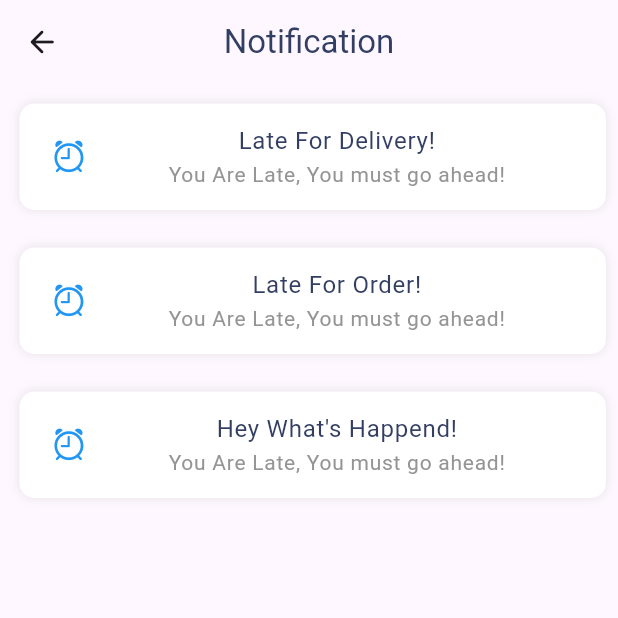
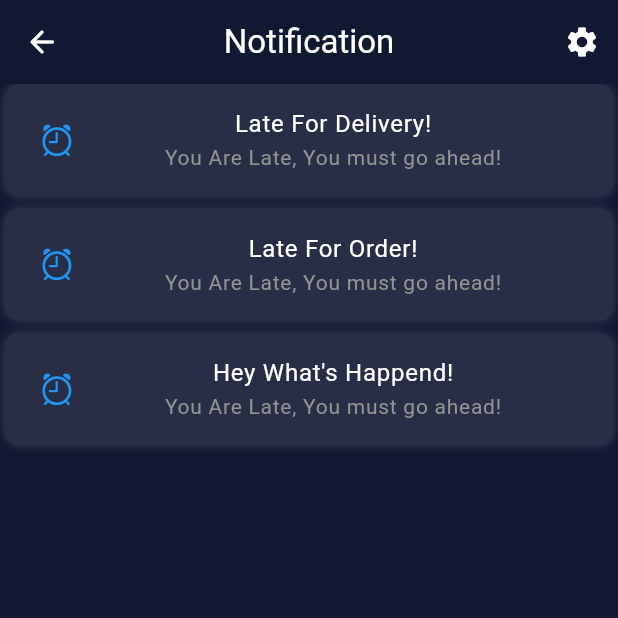
Before and after one commit to Abd307i/swift-clean, a Flutter app: the NotificationsMenu screen opened directly, on a phone screen of 412 x 824 dp, the top half of it. Run offline on Flutter 3.47's test engine with Material 3 defaults, Android fonts, the phone set to English and light mode, and no system bars; missing offline and left inert: dart:ffi.

Commit message:
This commit is for adding these screens to application: - No Notification Screen - Notification Settings "Not Completed, just UI" - Order History - Help Center

```diff
--- a/lib/main.dart
+++ b/lib/main.dart
@@ -1,8 +1,9 @@
 
 import 'package:flutter/material.dart';
 import 'package:testing/core/constants/appTheme.dart';
-import 'package:testing/presentation/screens/NotificationsMenu.dart';
-import 'package:testing/presentation/screens/profile_menu_screen.dart';
+import 'package:testing/presentation/screens/NotificationSettingsScreen.dart';
+import 'package:testing/presentation/screens/NotificationsScreen.dart';
+import 'package:testing/presentation/screens/ProfileMenuScreen.dart';
 
 void main() {
   appTheme().theme = "Dark";
--- a/lib/presentation/screens/NotificationsMenu.dart
+++ /dev/null
@@ -1,53 +0,0 @@
-import 'package:flutter/material.dart';
-import 'package:testing/core/constants/appTheme.dart';
-import 'package:testing/NotificationModel.dart';
-import 'package:testing/core/constants/PickColorHelper.dart';
-import 'package:testing/presentation/widgets/BuildNotificationWidget.dart';
-
-class NotificationsMenu extends StatelessWidget {
-  NotificationsMenu({super.key});
-
-  final List<NotificationModel> notifications = [];
-  void _getNotifications(){
-    notifications.addAll(NotificationModel.getNotification());
-  }
-
-  @override
-  Widget build(BuildContext context) {
-    appTheme().theme = 'Light';
-    _getNotifications();
-    return Scaffold(
-      appBar: AppBar(
-        title: Text('Notification',
-        style: TextStyle(color: ColorPickerHelper.colorHelper('mainTextColor'))),
-        centerTitle: true,
-        leading: IconButton(
-          icon: Icon(Icons.arrow_back_rounded),
-          onPressed:() {
-          Navigator.pop(context);
-        },),
-      ),
-      body: Column(
-        mainAxisAlignment: MainAxisAlignment.spaceEvenly,
-        crossAxisAlignment: CrossAxisAlignment.center,
-        children: <Widget>[
-              Expanded(
-                child: ListView.separated(
-                    padding: EdgeInsets.all(8),
-                    itemBuilder: (context, index) {
-                      return buildNotificationWidget(notifications[index].icon,
-                          notifications[index].title,
-                          notifications[index].descirption,
-                          ColorPickerHelper.colorHelper('fieldBackgroundColor'),
-                          ColorPickerHelper.colorHelper('mainTextColor'),
-                          ColorPickerHelper.colorHelper('secondaryTextColor'));
-                    },
-                    separatorBuilder: (context, index) => SizedBox(height: 15),
-                    itemCount: notifications.length
-                ),
-              )
-        ],
-      ),
-    );
-  }
-}
--- /dev/null
+++ b/lib/presentation/screens/NotificationsScreen.dart
@@ -0,0 +1,101 @@
+import 'package:flutter/material.dart';
+import 'package:testing/NotificationModel.dart';
+import 'package:testing/core/constants/PickColorHelper.dart';
+import 'package:testing/presentation/widgets/BuildNotificationWidget.dart';
+
+import 'NotificationSettingsScreen.dart';
+
+class NotificationsMenu extends StatelessWidget {
+  NotificationsMenu({super.key});
+
+  final List<NotificationModel> notifications = [];
+  void _getNotifications(){
+    notifications.addAll(NotificationModel.getNotification());
+  }
+
+  @override
+  Widget build(BuildContext context) {
+    //appTheme().theme = 'Light';
+    _getNotifications();
+    if(notifications.isEmpty){
+      return Scaffold(
+        appBar: AppBar(
+          title: Text('Notification',
+              style: TextStyle(color: ColorPickerHelper.colorHelper('mainTextColor'))),
+          centerTitle: true,
+          leading: IconButton(
+            icon: Icon(Icons.arrow_back_rounded, color: ColorPickerHelper.colorHelper('mainTextColor')),
+            onPressed:() {
+              Navigator.pop(context);
+            },),
+          actions: [
+            IconButton(onPressed:() {
+              Navigator.push(
+                  context,
+                  MaterialPageRoute(builder: (context) => Notificationsettings()
+                  )
+              );
+            },icon: Icon(Icons.settings,color: ColorPickerHelper.colorHelper('mainTextColor'),))
+          ],
+          backgroundColor: ColorPickerHelper.colorHelper('backgroundColor'),
+        ),
+        body: Center(
+          child:Column(
+              mainAxisAlignment: MainAxisAlignment.start,
+              children:[
+                SizedBox(height: 150.0),
+                Image.asset('assets/NoNotificationImage.png'),
+                SizedBox(height: 20.0),
+                Text('No Notification Here!',
+                style: TextStyle(color: ColorPickerHelper.colorHelper('secondaryTextColor'),
+                fontSize: 22.0),)
+          ],
+          )
+        ),
+          backgroundColor: ColorPickerHelper.colorHelper('backgroundColor')
+      );
+    }
+    return Scaffold(
+      appBar: AppBar(
+        backgroundColor: ColorPickerHelper.colorHelper('backgroundColor'),
+        title: Text('Notification',
+        style: TextStyle(color: ColorPickerHelper.colorHelper('mainTextColor'))),
+        centerTitle: true,
+        leading: IconButton(
+          icon: Icon(Icons.arrow_back_rounded, color: ColorPickerHelper.colorHelper('mainTextColor')),
+          onPressed:() {
+          Navigator.pop(context);
+        },),
+        actions: [
+          IconButton(onPressed:() {
+            Navigator.push(
+                context,
+                MaterialPageRoute(builder: (context) => Notificationsettings()
+                )
+            );
+          },icon: Icon(Icons.settings,color: ColorPickerHelper.colorHelper('mainTextColor')))
+        ],
+      ),
+      body: Column(
+        mainAxisAlignment: MainAxisAlignment.spaceEvenly,
+        crossAxisAlignment: CrossAxisAlignment.center,
+        children: <Widget>[
+              Expanded(
+                child: ListView.builder(
+                    //padding: EdgeInsets.all(8),
+                    itemBuilder: (context, index) {
+                      return buildNotificationWidget(notifications[index].icon,
+                          notifications[index].title,
+                          notifications[index].descirption,
+                          ColorPickerHelper.colorHelper('fieldBackgroundColor'),
+                          ColorPickerHelper.colorHelper('mainTextColor'),
+                          ColorPickerHelper.colorHelper('secondaryTextColor'));
+                    },
+                    itemCount: notifications.length
+                ),
+              )
+        ],
+      ),backgroundColor: ColorPickerHelper.colorHelper('backgroundColor'),
+    );
+  }
+}
--- a/lib/presentation/widgets/BuildNotificationWidget.dart
+++ b/lib/presentation/widgets/BuildNotificationWidget.dart
@@ -14,8 +14,8 @@ Widget buildNotificationWidget(IconData icon, String title,String desc, Color fi
           )
         ]
     ),
-    padding: EdgeInsets.all(5.0),
-    margin: EdgeInsets.fromLTRB(5.0, 5.0, 0.0, 5.0),
+    padding: EdgeInsets.all(7.0),
+    margin: EdgeInsets.fromLTRB(3, 0, 3, 8),
     child: ListTile(
       leading: Icon(icon, color: Colors.blue),
       title: Column(
--- a/pubspec.yaml
+++ b/pubspec.yaml
@@ -58,8 +58,8 @@ flutter:
   uses-material-design: true
 
   # To add assets to your application, add an assets section, like this:
-  # assets:
-  #   - images/a_dot_burr.jpeg
+  assets:
+    - assets/
   #   - images/a_dot_ham.jpeg
 
   # An image asset can refer to one or more resolution-specific "variants", see
```
Also changed, not shown: lib/OrderHistoryModel.dart (added, +44 -0 lines), lib/presentation/screens/HelpCenterScreen.dart (added, +54 -0 lines), lib/presentation/screens/NotificationSettingsScreen.dart (added, +47 -0 lines), lib/presentation/screens/OrderHistoryScreen.dart (added, +66 -0 lines), lib/presentation/screens/ProfileMenuScreen.dart (renamed from lib/presentation/screens/profile_menu_screen.dart, +25 -11 lines), lib/presentation/widgets/BuildNotificationSettingsWidget.dart (added, +29 -0 lines), lib/presentation/widgets/BuildOrderListWidget.dart (added, +22 -0 lines), lib/presentation/widgets/BuildOrderWidget.dart (added, +76 -0 lines), lib/presentation/widgets/BuildTabWidget.dart (added, +39 -0 lines), assets/HelpCenterImage.png (added), assets/NoNotificationImage.png (added).
